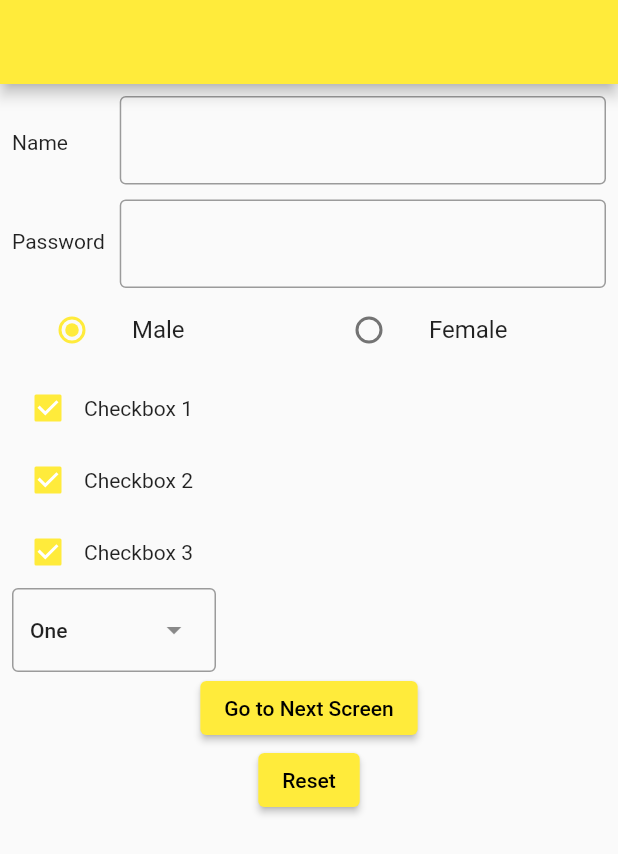
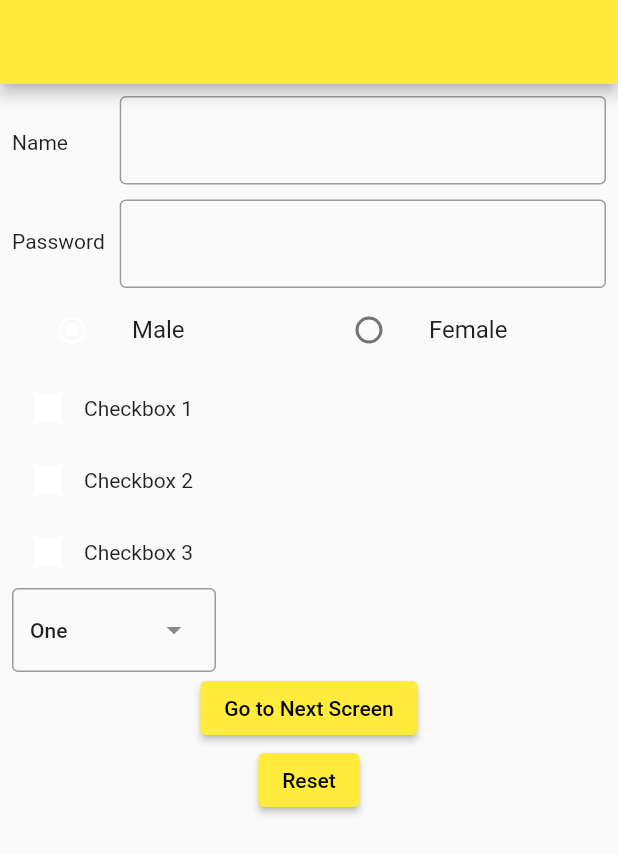
Before and after one commit to devatulparmar/batch6pm, a Flutter app: the screen it shows after launch, on a phone screen of 412 x 824 dp. Shown: the top 854 px of the screen. Run offline on Flutter 3.47's test engine with Material 2 defaults, Android fonts, the phone set to English and light mode, and no system bars.

Commit message:
added accentColor ub main.dart

```diff
--- a/lib/main.dart
+++ b/lib/main.dart
@@ -14,6 +14,7 @@ class MyApp extends StatelessWidget {
       title: 'Flutter Demo',
       theme: ThemeData(
         primarySwatch: Colors.yellow,
+        accentColor: Colors.white,
       ),
       home: const March12Test(),
     );
--- a/lib/march12/test.dart
+++ b/lib/march12/test.dart
@@ -12,6 +12,7 @@ class _March12TestState extends State<March12Test> {
   int selectedOption = 0;
   TextEditingController nameController = TextEditingController();
   TextEditingController passwordController = TextEditingController();
+
   List<String> list = <String>['One', 'Two', 'Three', 'Four'];
 
   bool checkboxValue1 = true;
```
